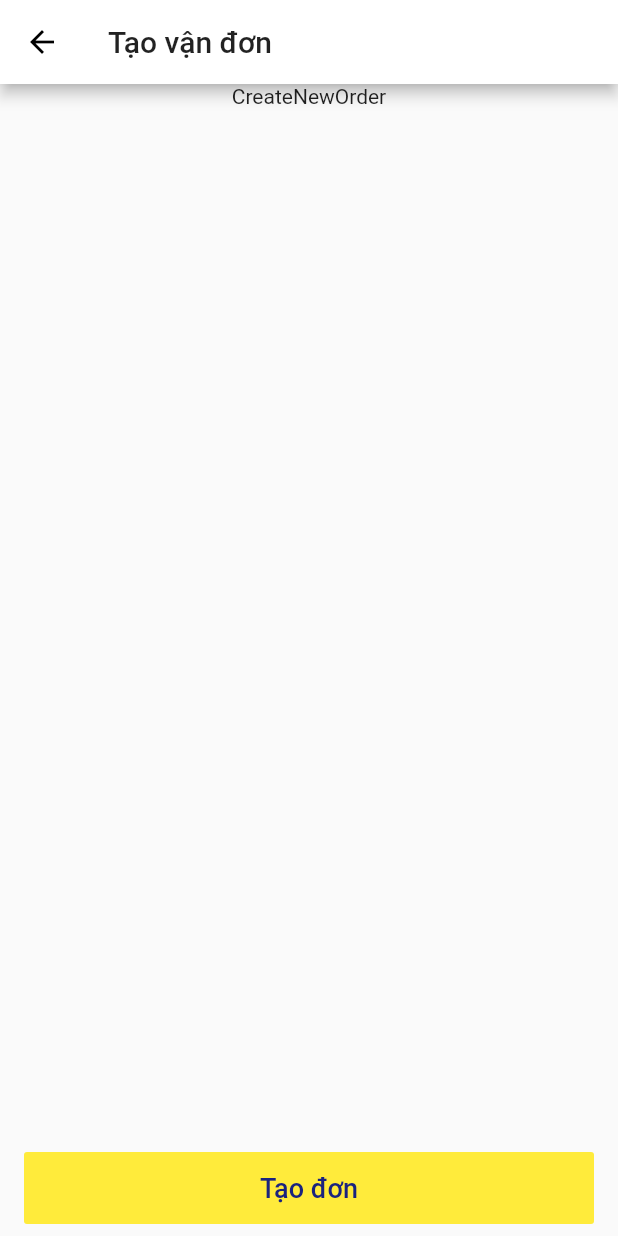
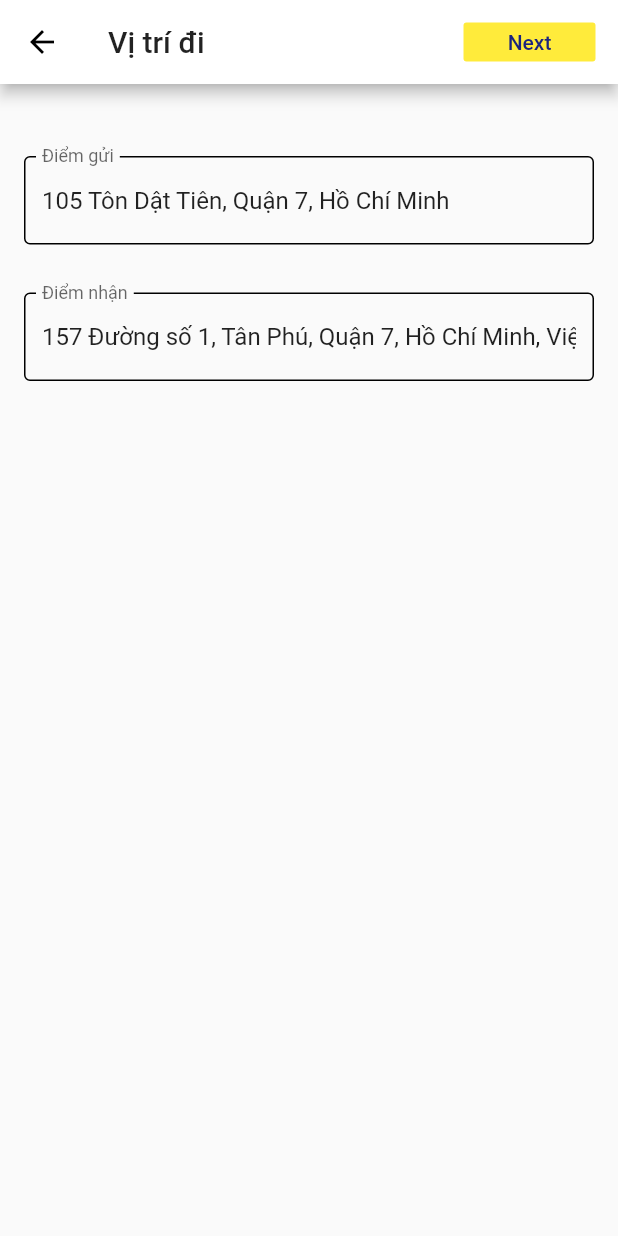
Before and after one commit to duythien0912/buslivery, a Flutter app: the CreateNewOrder screen opened directly, on a phone screen of 412 x 824 dp. Run offline on Flutter 3.47's test engine with Material 2 defaults, Android fonts, the phone set to English and light mode, and no system bars; our stand-ins replace google_maps_flutter.

Commit message:
[Thien] add create order and map page

```diff
--- /dev/null
+++ b/lib/create_order_page.dart
@@ -0,0 +1,134 @@
+import 'package:flutter/material.dart';
+
+import 'map.dart';
+import 'widget/app_bar.dart';
+
+class CreateNewOrder extends StatelessWidget {
+  const CreateNewOrder({Key key}) : super(key: key);
+
+  @override
+  Widget build(BuildContext context) {
+    return Scaffold(
+      appBar: AppBar(
+        centerTitle: false,
+        title: SafeArea(child: Text("Vị trí đi")),
+        backgroundColor: Colors.white,
+        leading: SafeArea(child: BackButton()),
+        actions: <Widget>[
+          Padding(
+            padding: const EdgeInsets.all(15.0),
+            child: FlatButton(
+              padding: const EdgeInsets.symmetric(
+                vertical: 0,
+                horizontal: 0,
+              ),
+              color: Colors.yellow,
+              child: Text(
+                'Next',
+                style: TextStyle(
+                  color: Colors.indigo[900],
+                ),
+              ),
+              onPressed: () {
+                Navigator.push(
+                  context,
+                  MaterialPageRoute(
+                    builder: (context) => MapPage(),
+                  ),
+                );
+              },
+            ),
+          )
+        ],
+      ),
+      body: SafeArea(
+        child: ContentCreateOrder(),
+      ),
+    );
+  }
+}
+
+class ContentCreateOrder extends StatefulWidget {
+  const ContentCreateOrder({
+    Key key,
+  }) : super(key: key);
+
+  @override
+  _ContentCreateOrderState createState() => _ContentCreateOrderState();
+}
+
+class _ContentCreateOrderState extends State<ContentCreateOrder> {
+  TextEditingController _endcontroller = TextEditingController();
+  TextEditingController _startcontroller = TextEditingController();
+
+  @override
+  void initState() {
+    // TODO: implement initState
+    super.initState();
+    _startcontroller.text = "105 Tôn Dật Tiên, Quận 7, Hồ Chí Minh";
+    _endcontroller.text =
+        "157 Đường số 1, Tân Phú, Quận 7, Hồ Chí Minh, Việt Nam";
+  }
+
+  // 10.7360178,106.7179731,17z
+
+  @override
+  Widget build(BuildContext context) {
+    return Padding(
+      padding: const EdgeInsets.symmetric(vertical: 16.0, horizontal: 16.0),
+      child: Column(
+        children: <Widget>[
+          // Container(
+          //   width: double.infinity,
+          //   child: Text(
+          //     'Điểm gửi',
+          //   ),
+          // ),
+
+          Padding(
+            padding: EdgeInsets.only(top: 32),
+          ),
+          TextField(
+            maxLines: 1,
+            controller: _startcontroller,
+            decoration: InputDecoration(
+              // contentPadding:
+              //     const EdgeInsets.only(top: 8.0, left: 16.0, right: 16.0),
+              focusedBorder: OutlineInputBorder(
+                borderSide: BorderSide(color: Colors.black, width: 1.0),
+              ),
+              enabledBorder: OutlineInputBorder(
+                borderSide: BorderSide(color: Colors.black, width: 1.0),
+              ),
+              hintText: "Điểm gửi",
+              // helperText: "Điểm gửi",
+              labelText: "Điểm gửi",
+              hintStyle: TextStyles.textGrayC14,
+            ),
+          ),
+          Padding(
+            padding: EdgeInsets.only(top: 32),
+          ),
+          TextField(
+            maxLines: 1,
+            controller: _endcontroller,
+            decoration: InputDecoration(
+              // contentPadding:
+              //     const EdgeInsets.only(top: 8.0, left: 16.0, right: 16.0),
+              focusedBorder: OutlineInputBorder(
+                borderSide: BorderSide(color: Colors.black, width: 1.0),
+              ),
+              enabledBorder: OutlineInputBorder(
+                borderSide: BorderSide(color: Colors.black, width: 1.0),
+              ),
+              hintText: "Điểm nhận",
+              // helperText: "Điểm nhận",
+              labelText: "Điểm nhận",
+              hintStyle: TextStyles.textGrayC14,
+            ),
+          ),
+        ],
+      ),
+    );
+  }
+}
--- a/lib/main.dart
+++ b/lib/main.dart
@@ -2,8 +2,8 @@ import 'dart:io';
 
 import 'package:flutter/material.dart';
 import 'package:flutter/services.dart';
-import './presentation/custom_icons_icons.dart';
-import 'widget/app_bar.dart';
+
+import 'create_order_page.dart';
 
 void main() {
   runApp(
@@ -46,12 +46,13 @@ class MyHomePage extends StatefulWidget {
 }
 
 class _MyHomePageState extends State<MyHomePage> {
-  int _currentIndex = 0;
   final List<Widget> _children = [
     HomePage(),
     OrderPage(),
     UserPage(),
   ];
+
+  int _currentIndex = 0;
 
   void onTabTapped(int index) {
     setState(() {
@@ -140,54 +141,3 @@ class UserPage extends StatelessWidget {
     );
   }
 }
-
-class CreateNewOrder extends StatelessWidget {
-  const CreateNewOrder({Key key}) : super(key: key);
-
-  @override
-  Widget build(BuildContext context) {
-    return Scaffold(
-      appBar: AppBar(
-        title: SafeArea(child: Text("Tạo vận đơn")),
-        backgroundColor: Colors.white,
-        leading: SafeArea(child: BackButton()),
-      ),
-      body: SafeArea(
-        child: Column(
-          children: <Widget>[
-            Expanded(
-              flex: 1,
-              child: SingleChildScrollView(child: Text('CreateNewOrder')),
-            ),
-            Padding(
-              padding:
-                  const EdgeInsets.only(left: 16.0, right: 16.0, bottom: 8.0),
-              child: FlatButton(
-                textColor: Colors.indigo[900],
-                color: Colors.yellow,
-                onPressed: () {
-                  Navigator.maybePop(
-                    context,
-                  );
-                },
-                child: Column(
-                  children: <Widget>[
-                    Container(
-                      height: 48,
-                      width: double.infinity,
-                      alignment: Alignment.center,
-                      child: Text(
-                        "Tạo đơn",
-                        style: TextStyle(fontSize: Dimens.font_sp18),
-                      ),
-                    ),
-                  ],
-                ),
-              ),
-            )
-          ],
-        ),
-      ),
-    );
-  }
-}
--- a/pubspec.yaml
+++ b/pubspec.yaml
@@ -14,7 +14,7 @@ description: A new Flutter project.
 version: 1.0.0+1
 
 environment:
-  sdk: ">=2.1.0 <3.0.0"
+  sdk: ">=2.2.0 <3.0.0"
 
 dependencies:
   flutter:
@@ -23,6 +23,7 @@ dependencies:
   # The following adds the Cupertino Icons font to your application.
   # Use with the CupertinoIcons class for iOS style icons.
   cupertino_icons: ^0.1.2
+  google_maps_flutter: ^0.5.19
 
 dev_dependencies:
   flutter_test:
```
Also changed, not shown: lib/map.dart (added, +275 -0 lines), assets/images/logo.jpeg (added), assets/images/zalo.png (added), pubspec.lock, 9 other files.
